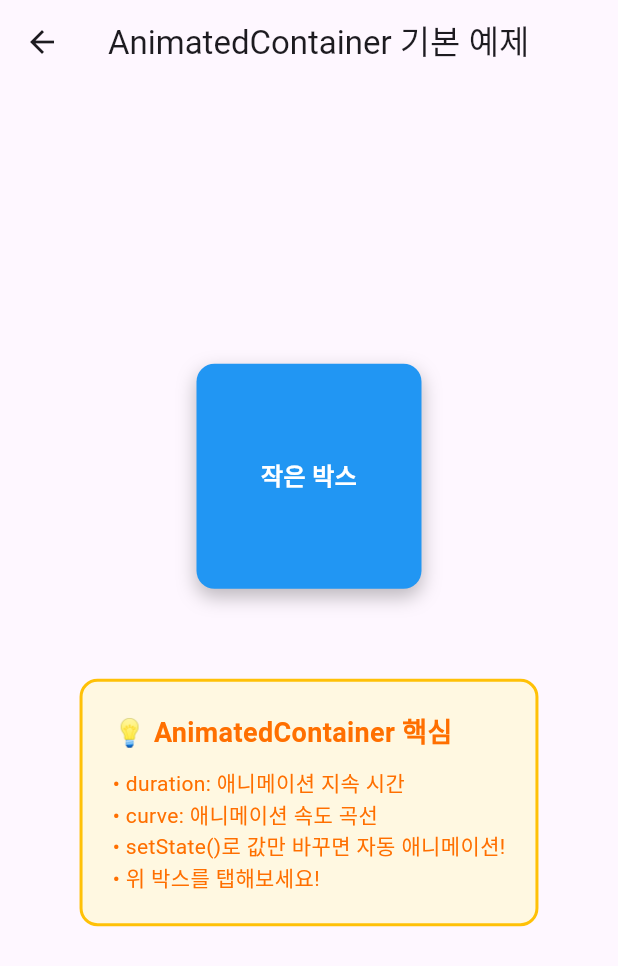
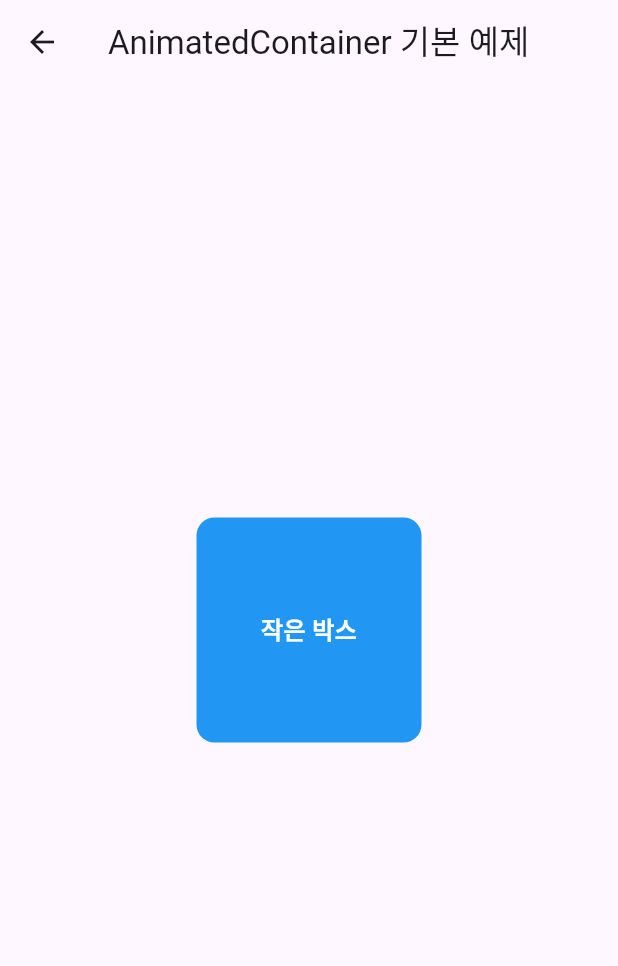
Before and after one commit to Dansot4891/flutter_animations, a Flutter app: the screen it shows after launch, after a tap on "AnimatedContainerEx", on a phone screen of 412 x 824 dp. Shown: the top 966 px of the screen. Run offline on Flutter 3.47's test engine with Material 3 defaults, Android fonts, the phone set to English and light mode, and no system bars.

Commit message:
anmated container&default test style 예제 추가

```diff
--- a/lib/animation_page.dart
+++ b/lib/animation_page.dart
@@ -1,5 +1,6 @@
 import 'package:flutter/material.dart';
 import 'package:flutter_animations/animations/expilcit/animated_container/animated_container_ex.dart';
+import 'package:flutter_animations/animations/expilcit/animated_default_text_style/animated_default_text_style_ex.dart';
 
 class AnimationPage extends StatelessWidget {
   const AnimationPage({super.key});
@@ -8,18 +9,35 @@ class AnimationPage extends StatelessWidget {
   Widget build(BuildContext context) {
     return Scaffold(
       appBar: AppBar(title: Text('Animation Page')),
-      body: Column(
+      body: Center(
+        child: Column(
+          mainAxisAlignment: MainAxisAlignment.center,
+          crossAxisAlignment: CrossAxisAlignment.center,
           children: [
             TextButton(
               onPressed: () {
                 Navigator.push(
                   context,
-                MaterialPageRoute(builder: (context) => AnimatedContainerEx()),
+                  MaterialPageRoute(
+                    builder: (context) => AnimatedContainerEx(),
+                  ),
                 );
               },
               child: Text('AnimatedContainerEx'),
             ),
+            TextButton(
+              onPressed: () {
+                Navigator.push(
+                  context,
+                  MaterialPageRoute(
+                    builder: (context) => AnimatedDefaultTextStyleEx(),
+                  ),
+                );
+              },
+              child: Text('AnimatedDefaultTextStyleEx'),
+            ),
           ],
+        ),
       ),
     );
   }
--- a/lib/animations/expilcit/animated_container/animated_container_ex.dart
+++ b/lib/animations/expilcit/animated_container/animated_container_ex.dart
@@ -1,6 +1,9 @@
 import 'package:flutter/material.dart';
 
+/// AnimatedContainer 사용 예제
+/// 내부 속성이 변화되면 애니메이션 효과를 줄 수 있는 컨테이너
 class AnimatedContainerEx extends StatefulWidget {
+  const AnimatedContainerEx({super.key});
   @override
   State<AnimatedContainerEx> createState() => _AnimatedContainerExState();
 }
@@ -35,20 +38,13 @@ class _AnimatedContainerExState extends State<AnimatedContainerEx> {
                 decoration: BoxDecoration(
                   color: isExpanded ? Colors.red : Colors.blue,
                   borderRadius: BorderRadius.circular(isExpanded ? 150 : 12),
-                  boxShadow: [
-                    BoxShadow(
-                      color: Colors.black26,
-                      blurRadius: isExpanded ? 20 : 10,
-                      offset: Offset(0, isExpanded ? 10 : 5),
-                    ),
-                  ],
                 ),
                 child: Center(
                   child: Text(
                     isExpanded ? '큰 원!' : '작은 박스',
                     style: TextStyle(
                       color: Colors.white,
-                      fontSize: isExpanded ? 24 : 16,
+                      fontSize: 16,
                       fontWeight: FontWeight.bold,
                     ),
                   ),
@@ -57,38 +53,6 @@ class _AnimatedContainerExState extends State<AnimatedContainerEx> {
             ),
 
             SizedBox(height: 40),
-
-            // 설명 박스
-            Container(
-              margin: EdgeInsets.all(20),
-              padding: EdgeInsets.all(20),
-              decoration: BoxDecoration(
-                color: Colors.amber[50],
-                borderRadius: BorderRadius.circular(12),
-                border: Border.all(color: Colors.amber, width: 2),
-              ),
-              child: Column(
-                crossAxisAlignment: CrossAxisAlignment.start,
-                children: [
-                  Text(
-                    '💡 AnimatedContainer 핵심',
-                    style: TextStyle(
-                      fontSize: 18,
-                      fontWeight: FontWeight.bold,
-                      color: Colors.amber[900],
-                    ),
-                  ),
-                  SizedBox(height: 10),
-                  Text(
-                    '• duration: 애니메이션 지속 시간\n'
-                    '• curve: 애니메이션 속도 곡선\n'
-                    '• setState()로 값만 바꾸면 자동 애니메이션!\n'
-                    '• 위 박스를 탭해보세요!',
-                    style: TextStyle(fontSize: 14, color: Colors.amber[900]),
-                  ),
-                ],
-              ),
-            ),
           ],
         ),
       ),
```
Also changed, not shown: lib/animations/expilcit/animated_default_text_style/animated_default_text_style_ex.dart (added, +84 -0 lines), 45 other files. Lines whose indentation alone changed are shown as unchanged.
